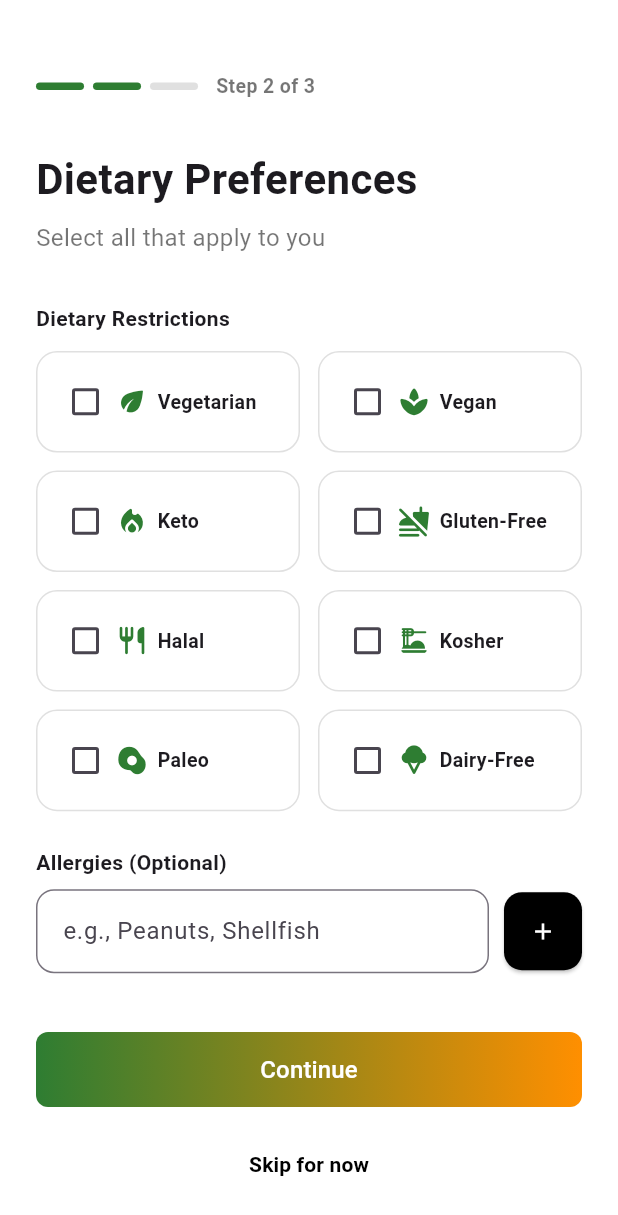
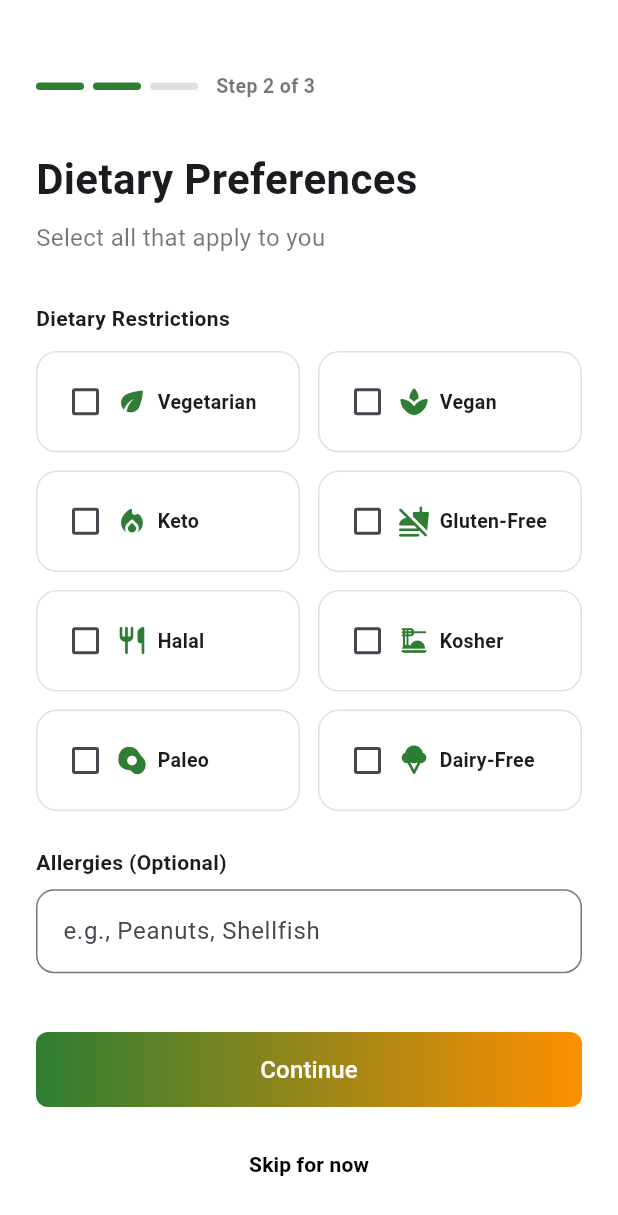
Before and after one commit to tonyspaghetti/Fridge2Feast, a Flutter app: the DietaryPreferencesScreen screen opened directly with empty values, on a phone screen of 412 x 824 dp. Shown: the top 1215 px of the screen. Run offline on Flutter 3.47's test engine with Material 3 defaults, Android fonts, the phone set to English and light mode, and no system bars; our stand-ins replace shared_preferences; accounts and stored records are empty.

Commit message:
Complete onboarding flow + persistent user settings

```diff
--- a/lib/dietary_preferences.dart
+++ b/lib/dietary_preferences.dart
@@ -1,13 +1,18 @@
 import 'package:flutter/material.dart';
 import 'calorie_goal.dart';
 
-// Lets users choose dietary preferences and optionally enter allergies
 class DietaryPreferencesScreen extends StatefulWidget {
+  final String email;
   final String fullName;
+  final String age;
+  final String cookingSkill;
 
   const DietaryPreferencesScreen({
     super.key,
+    required this.email,
     required this.fullName,
+    required this.age,
+    required this.cookingSkill,
   });
 
   @override
@@ -42,7 +47,12 @@ class _DietaryPreferencesScreenState extends State<DietaryPreferencesScreen> {
       context,
       MaterialPageRoute(
         builder: (context) => CalorieGoalScreen(
+          email: widget.email,
           fullName: widget.fullName,
+          age: widget.age,
+          cookingSkill: widget.cookingSkill,
+          dietaryRestrictions: _selectedPreferences.toList(),
+          allergies: _allergiesController.text.trim(),
         ),
       ),
     );
@@ -59,7 +69,6 @@ class _DietaryPreferencesScreenState extends State<DietaryPreferencesScreen> {
     );
   }
 
-  // Builds each dietary restriction card in the grid
   Widget _dietCard(_DietOption option) {
     final isSelected = _selectedPreferences.contains(option.title);
 
@@ -143,10 +152,7 @@ class _DietaryPreferencesScreenState extends State<DietaryPreferencesScreen> {
           ),
           child: const Text(
             'Continue',
-            style: TextStyle(
-              fontSize: 16,
-              color: Colors.white,
-            ),
+            style: TextStyle(fontSize: 16, color: Colors.white),
           ),
         ),
       ),
@@ -188,29 +194,21 @@ class _DietaryPreferencesScreenState extends State<DietaryPreferencesScreen> {
 
               const Text(
                 'Dietary Preferences',
-                style: TextStyle(
-                  fontSize: 28,
-                  fontWeight: FontWeight.bold,
-                ),
+                style: TextStyle(fontSize: 28, fontWeight: FontWeight.bold),
               ),
 
               const SizedBox(height: 8),
 
               const Text(
                 'Select all that apply to you',
-                style: TextStyle(
-                  fontSize: 16,
-                  color: Colors.black54,
-                ),
+                style: TextStyle(fontSize: 16, color: Colors.black54),
               ),
 
               const SizedBox(height: 32),
 
               const Text(
                 'Dietary Restrictions',
-                style: TextStyle(
-                  fontWeight: FontWeight.w600,
-                ),
+                style: TextStyle(fontWeight: FontWeight.w600),
               ),
 
               const SizedBox(height: 12),
@@ -234,17 +232,12 @@ class _DietaryPreferencesScreenState extends State<DietaryPreferencesScreen> {
 
               const Text(
                 'Allergies (Optional)',
-                style: TextStyle(
-                  fontWeight: FontWeight.w600,
-                ),
+                style: TextStyle(fontWeight: FontWeight.w600),
               ),
 
               const SizedBox(height: 8),
 
-              Row(
-                children: [
-                  Expanded(
-                    child: TextField(
+              TextField(
                 controller: _allergiesController,
                 decoration: InputDecoration(
                   hintText: 'e.g., Peanuts, Shellfish',
@@ -256,26 +249,6 @@ class _DietaryPreferencesScreenState extends State<DietaryPreferencesScreen> {
                     vertical: 16,
                   ),
                 ),
-                    ),
-                  ),
-                  const SizedBox(width: 10),
-                  SizedBox(
-                    width: 52,
-                    height: 52,
-                    child: ElevatedButton(
-                      onPressed: () {},
-                      style: ElevatedButton.styleFrom(
-                        backgroundColor: Colors.black,
-                        foregroundColor: Colors.white,
-                        padding: EdgeInsets.zero,
-                        shape: RoundedRectangleBorder(
-                          borderRadius: BorderRadius.circular(12),
-                        ),
-                      ),
-                      child: const Icon(Icons.add),
-                    ),
-                  ),
-                ],
               ),
 
               const Spacer(),
```
Also changed, not shown: lib/calorie_goal.dart (+25 -21 lines), lib/profile_setup.dart (+17 -29 lines), lib/registration.dart (+11 -32 lines). Lines whose indentation alone changed are shown as unchanged.
